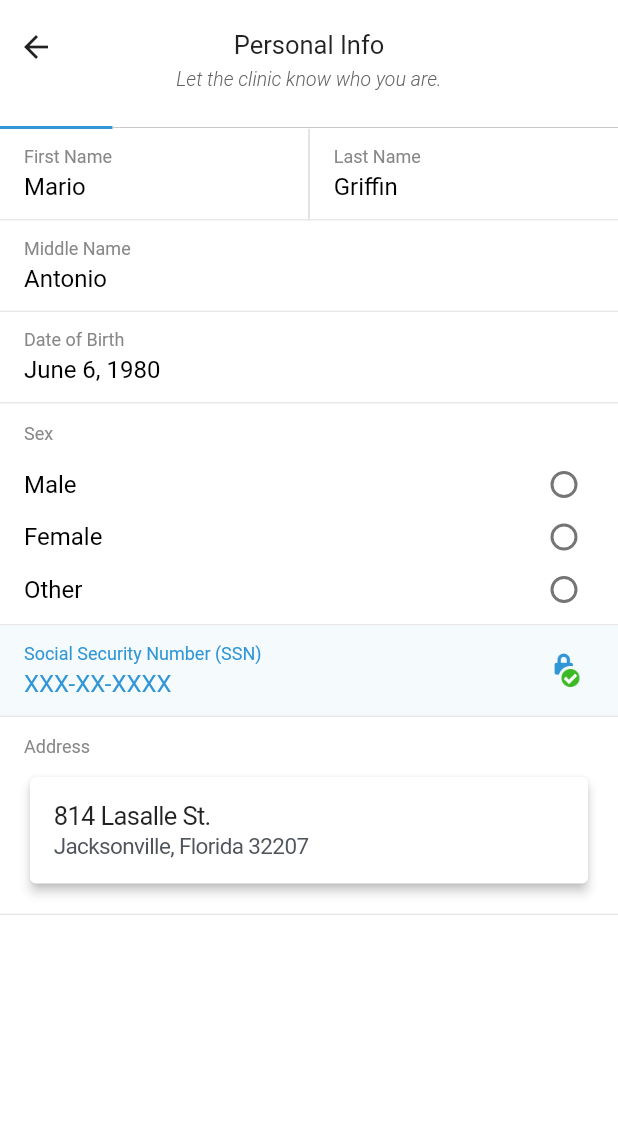
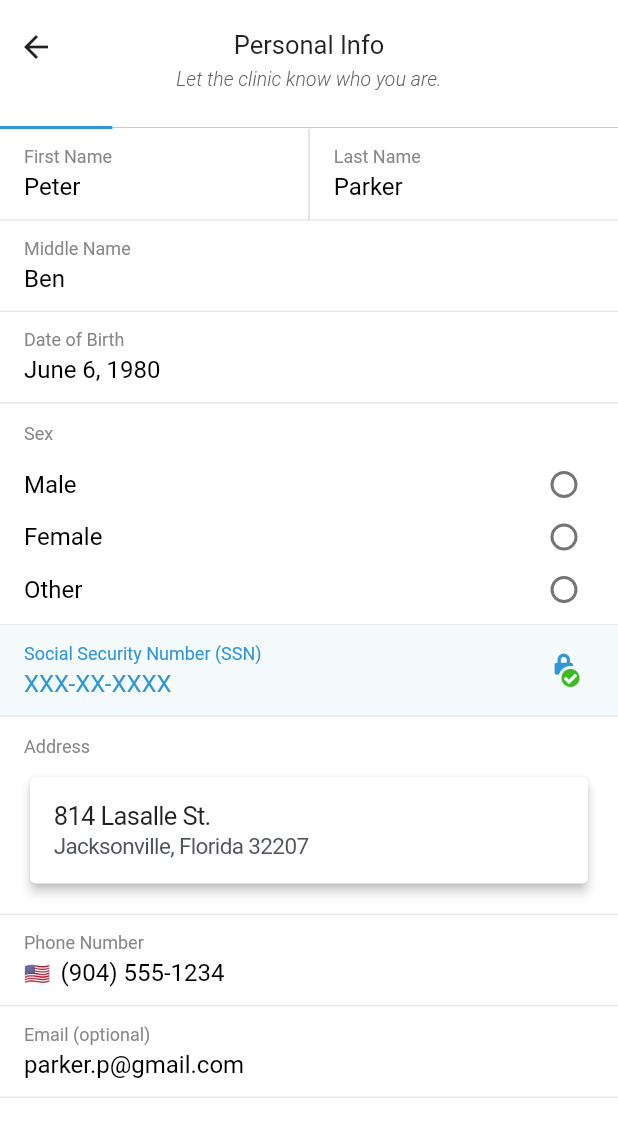
Before and after one commit to rothso/checkin, a Flutter app: the PersonalInfoScreen screen opened directly, on a phone screen of 412 x 824 dp. Shown: the top 1137 px of the screen. Run offline on Flutter 3.47's test engine with Material 2 defaults, Android fonts, the phone set to English and light mode, and no system bars.

Commit message:
Make form scrollable, add phone and email fields

```diff
--- a/lib/main.dart
+++ b/lib/main.dart
@@ -424,23 +424,35 @@ class PersonalInfoScreen extends StatelessWidget {
                   ),
                 ],
               ),
+              Expanded(
+                child: ListView(
+                  shrinkWrap: true,
+                  children: [
                     IntrinsicHeight(
                       child: Row(
                         children: [
-                    Flexible(child: new TextInput("First Name", text: "Mario")),
+                          Flexible(
+                            child: new TextInput("First Name", text: "Peter"),
+                          ),
                           VerticalDivider(width: 1, color: Color(0xFFC9C9C9)),
                           Flexible(
-                      child: new TextInput("Last Name", text: "Griffin"),
+                            child: new TextInput("Last Name", text: "Parker"),
                           ),
                         ],
                       ),
                     ),
-              TextInput("Middle Name", text: "Antonio"),
+                    TextInput("Middle Name", text: "Ben"),
                     TextInput("Date of Birth", text: "June 6, 1980"),
                     SexInput(),
                     TextInput("Social Security Number (SSN)",
                         text: "XXX-XX-XXXX", secure: true),
                     AddressInput(),
+                    TextInput("Phone Number",
+                        text: "(904) 555-1234", phone: true),
+                    TextInput("Email (optional)", text: "parker.p@gmail.com"),
+                  ],
+                ),
+              ),
             ],
           ),
         ),
@@ -572,12 +584,14 @@ class TextInput extends StatelessWidget {
   final String label;
   final String text;
   final bool secure;
+  final bool phone;
 
   const TextInput(
     this.label, {
     Key key,
     this.text,
     this.secure = false,
+    this.phone = false,
   }) : super(key: key);
 
   @override
@@ -603,6 +617,8 @@ class TextInput extends StatelessWidget {
           horizontal: 16.0,
           vertical: 13.0,
         ),
+        prefixText: phone ? "🇺🇸  " : null,
+        prefixStyle: TextStyle(color: Colors.black),
       ),
       style: TextStyle(
         color: textColor,
```
Lines whose indentation alone changed are shown as unchanged.
